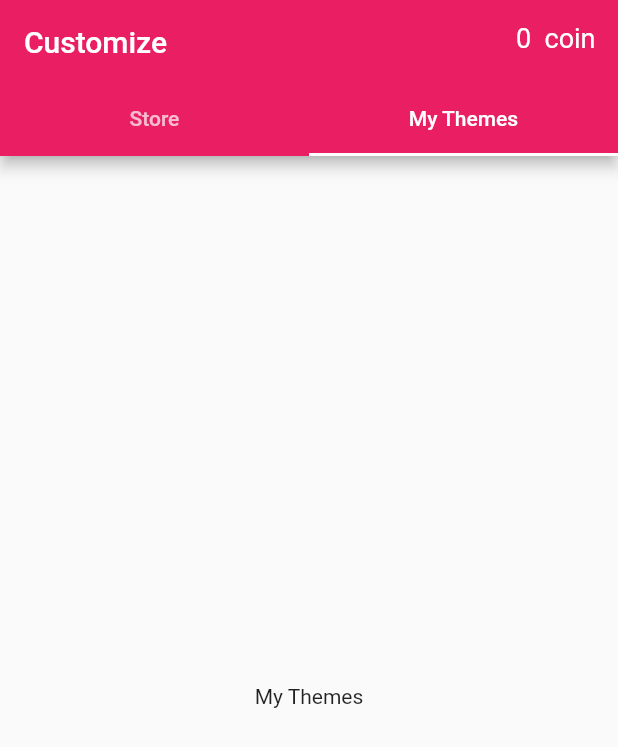
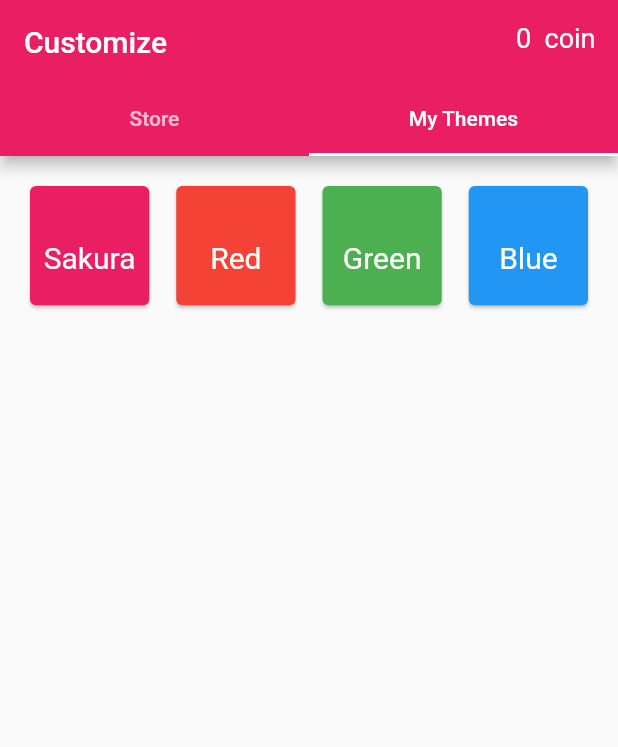
Before and after one commit to AngelGitHubPaul/Language-Quiz-App-Temp-, a Flutter app: the CustomizationPage screen opened directly, tab 2 chosen, on a phone screen of 412 x 824 dp. Shown: the top 747 px of the screen. Run offline on Flutter 3.47's test engine with Material 2 defaults, Android fonts, the phone set to English and light mode, and no system bars.

Commit message:
customization page update

```diff
--- a/lib/customization_page.dart
+++ b/lib/customization_page.dart
@@ -1,5 +1,6 @@
 import 'package:flutter/material.dart';
 import 'package:polylingo_app/providers/currency.dart';
+import 'package:polylingo_app/providers/themes.dart';
 import 'package:provider/provider.dart';
 
 class CustomizationPageWrapper extends StatefulWidget {
@@ -29,6 +30,7 @@ class CustomizationPage extends StatelessWidget {
   @override
   Widget build(BuildContext context) {
     final myCurrency = Provider.of<MyCurrency>(context);
+    final themesModel = Provider.of<ThemesModel>(context);
     return DefaultTabController(
         length: 2,
         child: Scaffold(
@@ -57,24 +59,56 @@ class CustomizationPage extends StatelessWidget {
             ),
             body: TabBarView(
               children: <Widget>[
-                Center(
-                    child: GridView.extent(
+                GridView.builder(
+                  itemCount: themesModel.shopThemesList.length,
                   primary: false,
                   padding: const EdgeInsets.all(16),
-                  crossAxisSpacing: 10,
-                  mainAxisSpacing: 10,
-                  maxCrossAxisExtent: 200.0,
-                  children: <Widget>[
-                    Container(
-                      padding: const EdgeInsets.all(8),
-                      child:
-                          const Text('First', style: TextStyle(fontSize: 20)),
-                      color: Colors.yellow,
-                    ),
-                  ],
-                )),
-                const Center(
-                  child: Text('My Themes'),
+                  gridDelegate: const SliverGridDelegateWithFixedCrossAxisCount(
+                      crossAxisCount: 4,
+                      crossAxisSpacing: 10,
+                      mainAxisSpacing: 10),
+                  itemBuilder: (context, index) => Card(
+                      color: themesModel.shopThemesList[index].color,
+                      child: GridTile(
+                          child: Center(
+                              child: Column(
+                                  mainAxisAlignment: MainAxisAlignment.center,
+                                  children: [
+                            const Padding(padding: EdgeInsets.all(8)),
+                            Text(
+                              (themesModel.shopThemesList[index].themeName),
+                              style: const TextStyle(
+                                color: Colors.white,
+                                fontSize: 20.0,
+                              ),
+                            ),
+                            Text(themesModel.shopThemesList[index].price),
+                          ])))),
+                ),
+                GridView.builder(
+                  itemCount: themesModel.myThemes.length,
+                  primary: false,
+                  padding: const EdgeInsets.all(16),
+                  gridDelegate: const SliverGridDelegateWithFixedCrossAxisCount(
+                      crossAxisCount: 4,
+                      crossAxisSpacing: 10,
+                      mainAxisSpacing: 10),
+                  itemBuilder: (context, index) => Card(
+                      color: themesModel.myThemes[index].color,
+                      child: GridTile(
+                          child: Center(
+                              child: Column(
+                                  mainAxisAlignment: MainAxisAlignment.center,
+                                  children: [
+                            const Padding(padding: EdgeInsets.all(8)),
+                            Text(
+                              (themesModel.myThemes[index].themeName),
+                              style: const TextStyle(
+                                color: Colors.white,
+                                fontSize: 20.0,
+                              ),
+                            ),
+                          ])))),
                 ),
               ],
             )));
--- a/lib/main.dart
+++ b/lib/main.dart
@@ -3,6 +3,7 @@ import 'package:polylingo_app/customization_page.dart';
 import 'package:polylingo_app/home_page.dart';
 import 'package:polylingo_app/providers/currency.dart';
 import 'package:polylingo_app/providers/lives.dart';
+import 'package:polylingo_app/providers/themes.dart';
 import 'package:polylingo_app/review_page.dart';
 import 'package:provider/provider.dart';
 
@@ -11,6 +12,7 @@ void main() {
     MultiProvider(providers: [
       ChangeNotifierProvider(create: (context) => MyCurrency()),
       ChangeNotifierProvider(create: (context) => Lives()),
+      ChangeNotifierProvider(create: (context) => ThemesModel()),
     ], child: const MyApp()),
   );
 }
--- a/lib/providers/themes.dart
+++ b/lib/providers/themes.dart
@@ -1,16 +1,17 @@
-import 'package:flutter/foundation.dart';
 import 'package:flutter/material.dart';
 
 // ignore: empty_constructor_bodies
 class Theme {
   final String themeName;
-  final String color;
+  // ignore: prefer_typing_uninitialized_variables
+  final color;
   Theme({required this.color, required this.themeName});
 }
 
 class ShopTheme {
   final String themeName;
-  final String color;
+  // ignore: prefer_typing_uninitialized_variables
+  final color;
   final String price;
   ShopTheme(
       {required this.color, required this.themeName, required this.price});
@@ -19,28 +20,29 @@ class ShopTheme {
 class ThemesModel with ChangeNotifier {
   // ignore: prefer_final_fields
   List<ShopTheme> _shopThemesList = [
-    ShopTheme(themeName: 'Deep Orange', color: 'deepOrange', price: '30'),
-    ShopTheme(themeName: 'Orange', color: 'orange', price: '30'),
-    ShopTheme(themeName: 'Amber', color: 'amber', price: '30'),
-    ShopTheme(themeName: 'Yellow', color: 'yellow', price: '30'),
-    ShopTheme(themeName: 'Lime', color: 'limeAccent', price: '30'),
-    ShopTheme(themeName: 'Light Green', color: 'lightGreenAccent', price: '30'),
-    ShopTheme(themeName: 'Teal', color: 'teal', price: '30'),
-    ShopTheme(themeName: 'Cyan', color: 'cyan', price: '30'),
-    ShopTheme(themeName: 'Light Blue', color: 'lightBlue', price: '30'),
-    ShopTheme(themeName: 'Indigo', color: 'indigo', price: '30'),
-    ShopTheme(themeName: 'Indigo', color: 'indigo', price: '30'),
-    ShopTheme(themeName: 'Purple', color: 'purple', price: '30'),
-    ShopTheme(themeName: 'Brown', color: 'brown', price: '30'),
-    ShopTheme(themeName: 'Grey', color: 'grey', price: '30'),
+    ShopTheme(themeName: 'Deep Orange', color: Colors.deepOrange, price: '30'),
+    ShopTheme(themeName: 'Orange', color: Colors.orange, price: '30'),
+    ShopTheme(themeName: 'Amber', color: Colors.amber, price: '30'),
+    ShopTheme(themeName: 'Yellow', color: Colors.yellow, price: '30'),
+    ShopTheme(themeName: 'Lime', color: Colors.limeAccent, price: '30'),
+    ShopTheme(
+        themeName: 'Light Green', color: Colors.lightGreenAccent, price: '30'),
+    ShopTheme(themeName: 'Teal', color: Colors.teal, price: '30'),
+    ShopTheme(themeName: 'Cyan', color: Colors.cyan, price: '30'),
+    ShopTheme(themeName: 'Light Blue', color: Colors.lightBlue, price: '30'),
+    ShopTheme(themeName: 'Indigo', color: Colors.indigo, price: '30'),
+    ShopTheme(themeName: 'Indigo', color: Colors.indigo, price: '30'),
+    ShopTheme(themeName: 'Purple', color: Colors.purple, price: '30'),
+    ShopTheme(themeName: 'Brown', color: Colors.brown, price: '30'),
+    ShopTheme(themeName: 'Grey', color: Colors.grey, price: '30'),
   ];
-  List<ShopTheme> get shopThemesListt => _shopThemesList;
+  List<ShopTheme> get shopThemesList => _shopThemesList;
   // ignore: prefer_final_fields
   List<Theme> _myThemes = [
-    Theme(themeName: 'Sakura', color: 'pink'),
-    Theme(themeName: 'Red', color: 'red'),
-    Theme(themeName: 'Blue', color: 'blue'),
-    Theme(themeName: 'Green', color: 'green'),
+    Theme(themeName: 'Sakura', color: Colors.pink),
+    Theme(themeName: 'Red', color: Colors.red),
+    Theme(themeName: 'Green', color: Colors.green),
+    Theme(themeName: 'Blue', color: Colors.blue),
   ];
   List<Theme> get myThemes => _myThemes;
 
```
